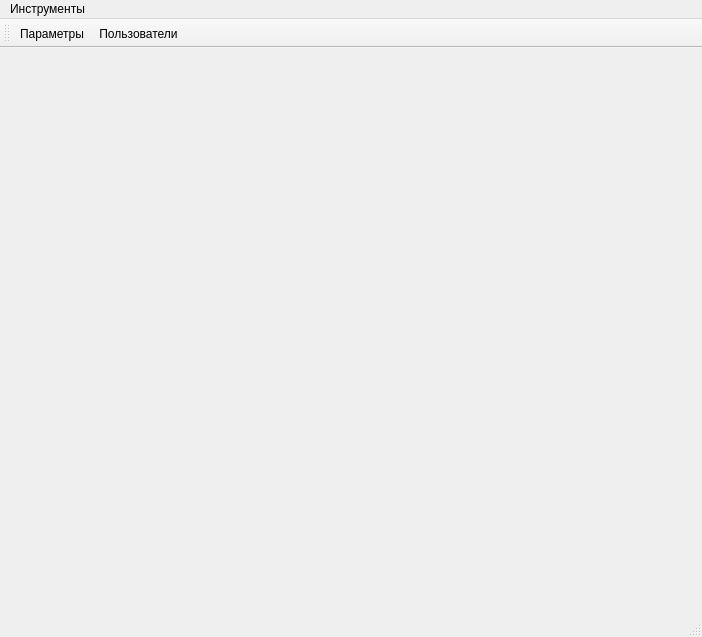
Old version of the form mainwindow.ui in the repository rust3128/iMpos.
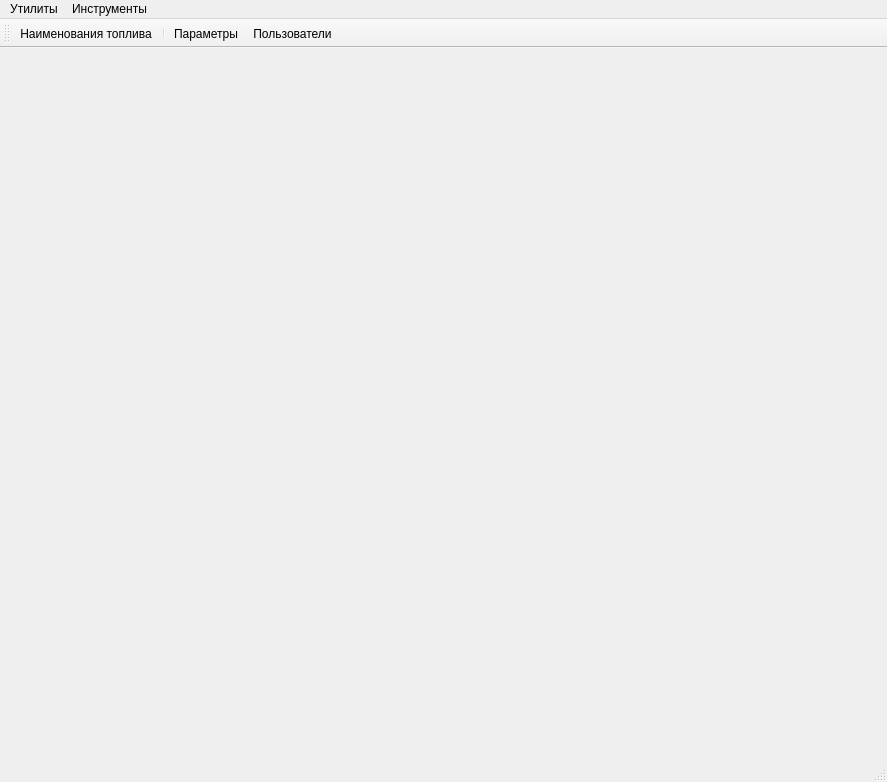
New version of the form. Icons and pictures are not drawn.

```diff
--- a/mainwindow.ui
+++ b/mainwindow.ui
@@ -6,8 +6,8 @@
    <rect>
     <x>0</x>
     <y>0</y>
-    <width>702</width>
-    <height>637</height>
+    <width>887</width>
+    <height>782</height>
    </rect>
   </property>
   <property name="windowTitle">
@@ -19,7 +19,7 @@
     <rect>
      <x>0</x>
      <y>0</y>
-     <width>702</width>
+     <width>887</width>
      <height>23</height>
     </rect>
    </property>
@@ -30,6 +30,13 @@
     <addaction name="actionSettings"/>
     <addaction name="actionUsers"/>
    </widget>
+   <widget class="QMenu" name="menuUtils">
+    <property name="title">
+     <string>Утилиты</string>
+    </property>
+    <addaction name="actionFuelName"/>
+   </widget>
+   <addaction name="menuUtils"/>
    <addaction name="menuTools"/>
   </widget>
   <widget class="QToolBar" name="mainToolBar">
@@ -39,6 +46,8 @@
    <attribute name="toolBarBreak">
     <bool>false</bool>
    </attribute>
+   <addaction name="actionFuelName"/>
+   <addaction name="separator"/>
    <addaction name="actionSettings"/>
    <addaction name="actionUsers"/>
   </widget>
@@ -71,6 +80,15 @@
     <string>Ctrl+U</string>
    </property>
   </action>
+  <action name="actionFuelName">
+   <property name="icon">
+    <iconset resource="resource.qrc">
+     <normaloff>:/Image/fuel.png</normaloff>:/Image/fuel.png</iconset>
+   </property>
+   <property name="text">
+    <string>Наименования топлива</string>
+   </property>
+  </action>
  </widget>
  <layoutdefault spacing="6" margin="11"/>
  <resources>
```
